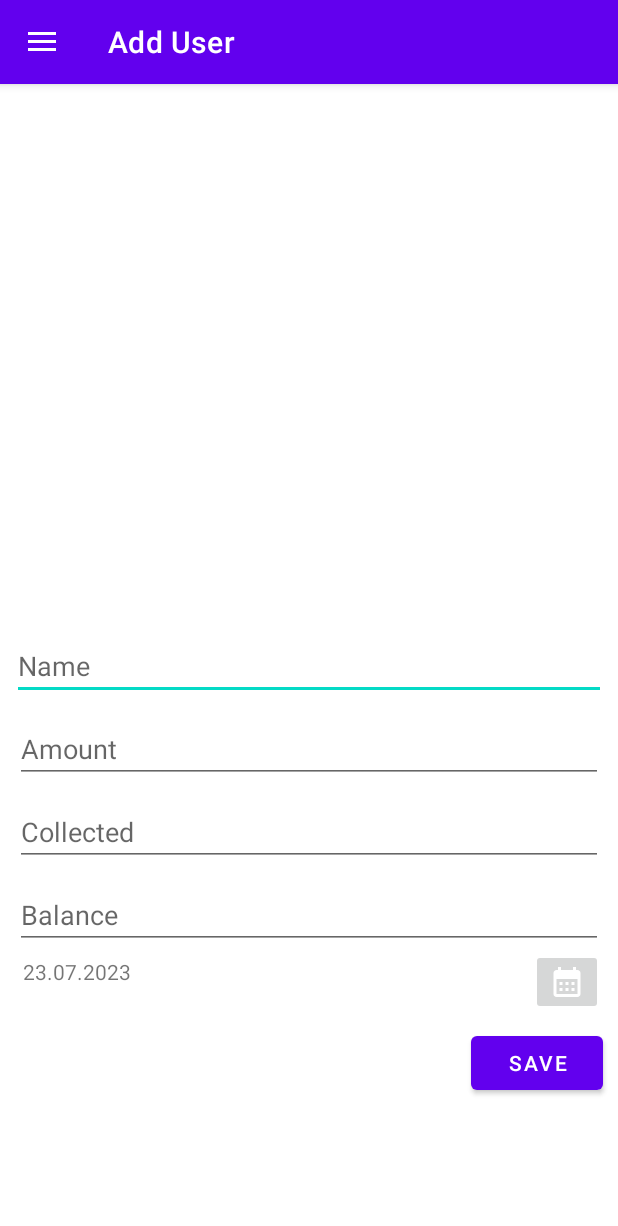
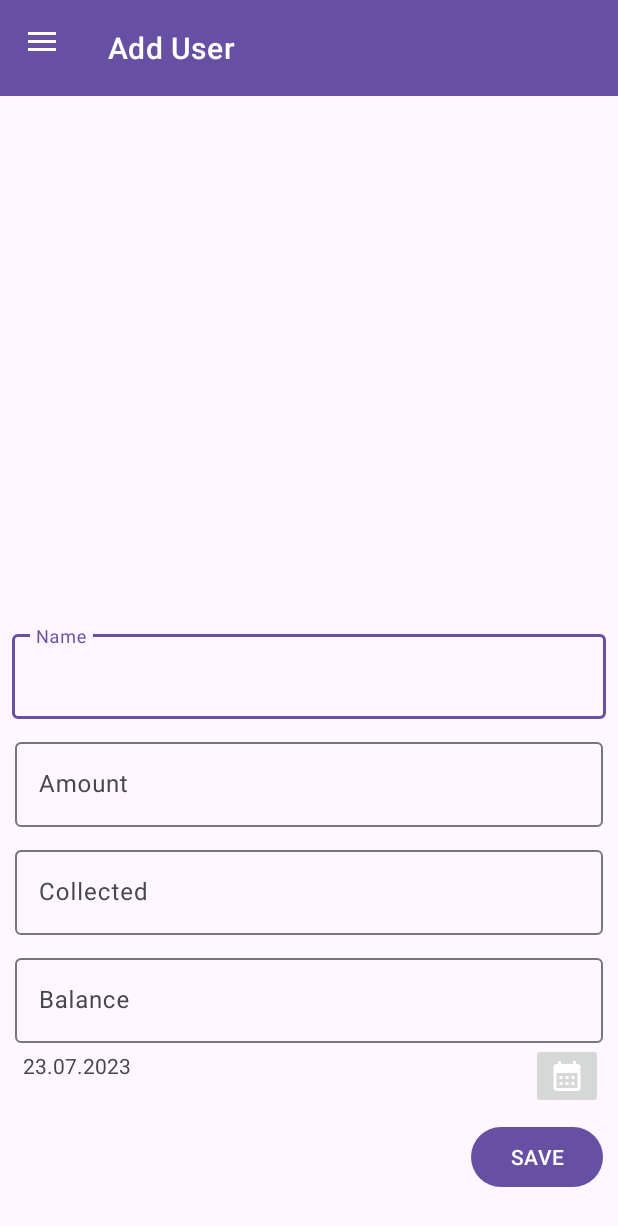
Before and after one commit to DonMykl/DollarBucket, an Android app built with Jetpack Compose: the screen it shows after launch (MainActivity), on a phone screen of 412 x 824 dp. Shown: the top 1226 px of the screen. Run offline under Robolectric (Android 15) with nearby library versions, the phone set to English and light mode, and no system bars; our stand-ins replace Firebase (no records; nobody signed in at launch, a user with empty details on screens opened directly), navigation-ui.

Commit message:
Added Material 3 Components

```diff
--- a/app/build.gradle
+++ b/app/build.gradle
@@ -81,7 +81,7 @@ dependencies {
     debugImplementation 'androidx.compose.ui:ui-tooling'
     debugImplementation 'androidx.compose.ui:ui-test-manifest'
     //import material dependency
-    implementation 'com.google.android.material:material:1.7.0'
+    implementation 'com.google.android.material:material:1.9.0'
 
 
     // Navigation Component
--- a/app/src/main/java/com/donmykl/dollarbucket/add/AddUserListFragment.kt
+++ b/app/src/main/java/com/donmykl/dollarbucket/add/AddUserListFragment.kt
@@ -38,7 +38,7 @@ class AddUserListFragment : Fragment(){
             c.set(Calendar.DAY_OF_MONTH, dayOfMonth)
 
             val myFormat = "dd.MM.yyyy"
-            val sdf = SimpleDateFormat(myFormat, Locale.US)
+            val sdf = SimpleDateFormat(myFormat, Locale.UK)
             textView.text = sdf.format(c.time)
             //button click to show DatePickerDialog
         }
@@ -55,7 +55,7 @@ class AddUserListFragment : Fragment(){
             val amountText = view.findViewById<EditText>(R.id.textUserAmount).text.toString().toLong()
             val collectedText = view.findViewById<EditText>(R.id.textUserCollected).text.toString().toLong()
             val balanceText = view.findViewById<EditText>(R.id.textUserBalance).text.toString().toLong()
-            val date = Timestamp(c.time)
+            val date = Timestamp.now()
 
             saveFireStore(nameText, amountText, collectedText, balanceText, date)
 
--- a/app/src/main/res/layout/fragment_add_user_list.xml
+++ b/app/src/main/res/layout/fragment_add_user_list.xml
@@ -1,42 +1,34 @@
 <?xml version="1.0" encoding="utf-8"?>
 <androidx.constraintlayout.widget.ConstraintLayout xmlns:android="http://schemas.android.com/apk/res/android"
     xmlns:app="http://schemas.android.com/apk/res-auto"
-    xmlns:tools="http://schemas.android.com/tools"
     android:layout_width="match_parent"
     android:layout_height="match_parent"
     app:layout_constraintBottom_toBottomOf="parent"
     app:layout_constraintTop_toTopOf="parent">
-    <!--<TextView
-        android:id="@+id/add_recycler_view"
-        android:layout_width="match_parent"
-        android:layout_height="0dp"
-        android:gravity="center"
-        android:padding="3dp"
-        android:text="Add User Fragment"
-        android:textSize="18sp"
-        app:layout_constraintBottom_toBottomOf="parent"
-        app:layout_constraintLeft_toLeftOf="parent"
-        app:layout_constraintRight_toRightOf="parent"
-        app:layout_constraintTop_toTopOf="parent" /> -->
 
 
-
-        <EditText
+        <com.google.android.material.textfield.TextInputLayout
             android:id="@+id/textUserName"
             android:layout_width="match_parent"
             android:layout_height="wrap_content"
+            android:hint="@string/name"
             android:layout_marginStart="8dp"
             android:layout_marginTop="8dp"
             android:layout_marginEnd="8dp"
             android:ems="10"
-            android:hint="@string/name"
+
             android:inputType="textPersonName|textCapWords"
             app:layout_constraintBottom_toBottomOf="parent"
             app:layout_constraintEnd_toEndOf="parent"
             app:layout_constraintStart_toStartOf="parent"
-            app:layout_constraintTop_toTopOf="parent" />
+            app:layout_constraintTop_toTopOf="parent">
+            <com.google.android.material.textfield.TextInputEditText
+                android:layout_width="match_parent"
+                android:layout_height="wrap_content">
+            </com.google.android.material.textfield.TextInputEditText>
+        </com.google.android.material.textfield.TextInputLayout>
 
-        <EditText
+        <com.google.android.material.textfield.TextInputLayout
             android:id="@+id/textUserAmount"
             android:layout_width="match_parent"
             android:layout_height="wrap_content"
@@ -45,9 +37,14 @@
             android:inputType="number"
             app:layout_constraintEnd_toEndOf="@+id/textUserName"
             app:layout_constraintStart_toStartOf="@+id/textUserName"
-            app:layout_constraintTop_toBottomOf="@+id/textUserName" />
+            app:layout_constraintTop_toBottomOf="@+id/textUserName">
+            <com.google.android.material.textfield.TextInputEditText
+                android:layout_width="match_parent"
+                android:layout_height="wrap_content">
+            </com.google.android.material.textfield.TextInputEditText>
+        </com.google.android.material.textfield.TextInputLayout>
 
-        <EditText
+        <com.google.android.material.textfield.TextInputLayout
             android:id="@+id/textUserCollected"
             android:layout_width="match_parent"
             android:layout_height="wrap_content"
@@ -56,9 +53,14 @@
             android:inputType="number"
             app:layout_constraintEnd_toEndOf="@+id/textUserAmount"
             app:layout_constraintStart_toStartOf="@+id/textUserAmount"
-            app:layout_constraintTop_toBottomOf="@+id/textUserAmount" />
+            app:layout_constraintTop_toBottomOf="@+id/textUserAmount">
+        <com.google.android.material.textfield.TextInputEditText
+            android:layout_width="match_parent"
+            android:layout_height="wrap_content">
+        </com.google.android.material.textfield.TextInputEditText>
+</com.google.android.material.textfield.TextInputLayout>
 
-        <EditText
+        <com.google.android.material.textfield.TextInputLayout
             android:id="@+id/textUserBalance"
             android:layout_width="match_parent"
             android:layout_height="wrap_content"
@@ -67,7 +69,12 @@
             android:inputType="number"
             app:layout_constraintEnd_toEndOf="@+id/textUserCollected"
             app:layout_constraintStart_toStartOf="@+id/textUserCollected"
-            app:layout_constraintTop_toBottomOf="@+id/textUserCollected" />
+            app:layout_constraintTop_toBottomOf="@+id/textUserCollected">
+        <com.google.android.material.textfield.TextInputEditText
+            android:layout_width="match_parent"
+            android:layout_height="wrap_content">
+        </com.google.android.material.textfield.TextInputEditText>
+        </com.google.android.material.textfield.TextInputLayout>
 
         <com.google.android.material.textview.MaterialTextView
             android:id="@+id/tv_picked_date"
@@ -87,6 +94,7 @@
             android:layout_width="wrap_content"
             android:layout_height="wrap_content"
             android:calendarViewShown="false"
+            style="@style/ThemeOverlay.Material3.Button.ElevatedButton"
             android:src="@drawable/calendar_month_db"
             app:layout_constraintEnd_toEndOf="@id/textUserBalance"
             app:layout_constraintLeft_toRightOf="@id/tv_picked_date"
--- a/app/src/main/res/layout/item_user_list.xml
+++ b/app/src/main/res/layout/item_user_list.xml
@@ -9,9 +9,9 @@
         android:layout_width="match_parent"
         android:layout_height="wrap_content"
         app:cardCornerRadius="4dp"
-        app:cardElevation="4dp"
+        style="?attr/materialCardViewElevatedStyle"
         app:cardUseCompatPadding="true"
-        app:contentPadding="16dp" >
+        app:contentPadding="16dp">
 
         <androidx.constraintlayout.widget.ConstraintLayout
             android:layout_width="match_parent"
@@ -19,7 +19,7 @@
 
             <ImageView
                 android:id="@+id/imageView"
-                app:tint="@color/teal_200"
+                app:tint="@color/material_dynamic_tertiary50"
                 android:layout_width="wrap_content"
                 android:layout_height="wrap_content"
                 android:layout_marginBottom="8dp"
@@ -38,7 +38,7 @@
                 android:layout_marginTop="8dp"
                 android:layout_marginEnd="8dp"
                 android:text="@string/name"
-                android:textAppearance="@style/TextAppearance.AppCompat.Medium"
+                android:textAppearance="?attr/textAppearanceTitleLarge"
                 app:layout_constraintEnd_toEndOf="parent"
                 app:layout_constraintStart_toEndOf="@+id/imageView"
                 app:layout_constraintTop_toTopOf="parent" />
@@ -52,6 +52,7 @@
                 android:layout_marginEnd="8dp"
                 android:text="@string/amount"
                 android:textAppearance="@style/TextAppearance.AppCompat.Medium"
+                android:textColor="?android:attr/textColorSecondary"
                 app:layout_constraintEnd_toEndOf="parent"
                 app:layout_constraintStart_toEndOf="@+id/imageView"
                 app:layout_constraintTop_toBottomOf="@+id/textName" />
@@ -65,6 +66,7 @@
                 android:layout_marginEnd="8dp"
                 android:text="@string/collected"
                 android:textAppearance="@style/TextAppearance.AppCompat.Medium"
+                android:textColor="?android:attr/textColorSecondary"
                 app:layout_constraintEnd_toEndOf="parent"
                 app:layout_constraintStart_toEndOf="@+id/imageView"
                 app:layout_constraintTop_toBottomOf="@+id/textAmount" />
@@ -78,6 +80,7 @@
                 android:layout_marginEnd="8dp"
                 android:text="@string/balance"
                 android:textAppearance="@style/TextAppearance.AppCompat.Medium"
+                android:textColor="?android:attr/textColorSecondary"
                 app:layout_constraintEnd_toEndOf="parent"
                 app:layout_constraintStart_toEndOf="@+id/imageView"
                 app:layout_constraintTop_toBottomOf="@+id/textCollected" />
@@ -91,6 +94,7 @@
                 android:layout_marginEnd="8dp"
                 android:text="@string/date"
                 android:textAppearance="@style/TextAppearance.AppCompat.Medium"
+                android:textColor="?android:attr/textColorSecondary"
                 app:layout_constraintEnd_toEndOf="parent"
                 app:layout_constraintStart_toEndOf="@+id/imageView"
                 app:layout_constraintTop_toBottomOf="@+id/textBalance" />
--- a/app/src/main/res/values/themes.xml
+++ b/app/src/main/res/values/themes.xml
@@ -1,7 +1,7 @@
 <?xml version="1.0" encoding="utf-8"?>
 <resources>
 
-    <style name="Theme.DollarBucket" parent="Theme.MaterialComponents.DayNight.NoActionBar">
+    <style name="Theme.DollarBucket" parent="Theme.Material3.DayNight.NoActionBar">
     <item name="android:windowTranslucentStatus">true</item>
     </style>
 </resources>
```
